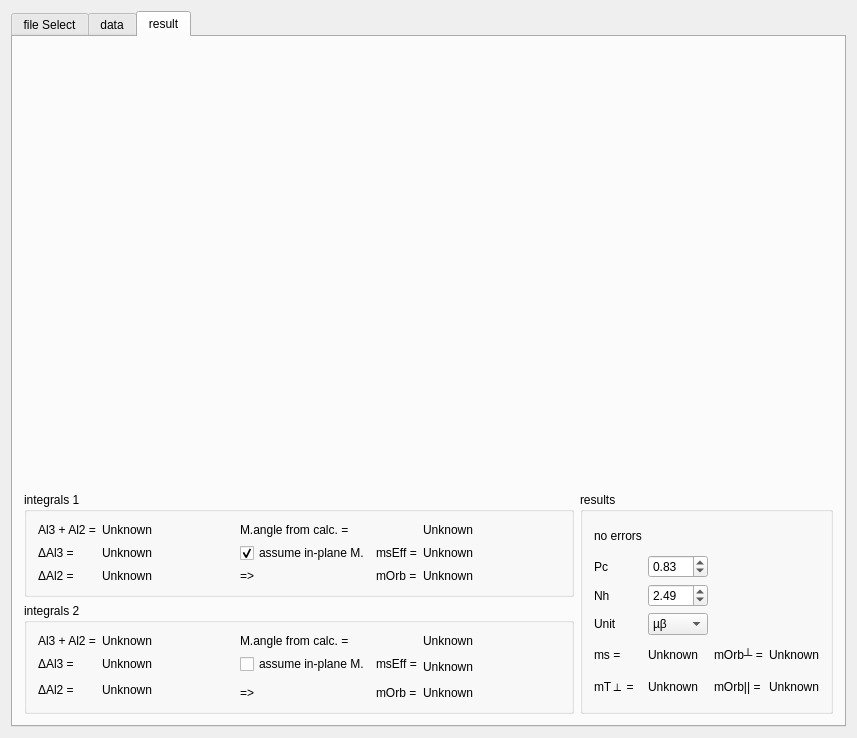
Old version of the form mainwindow.ui in the repository Rezenter/XMCDAnalyser.
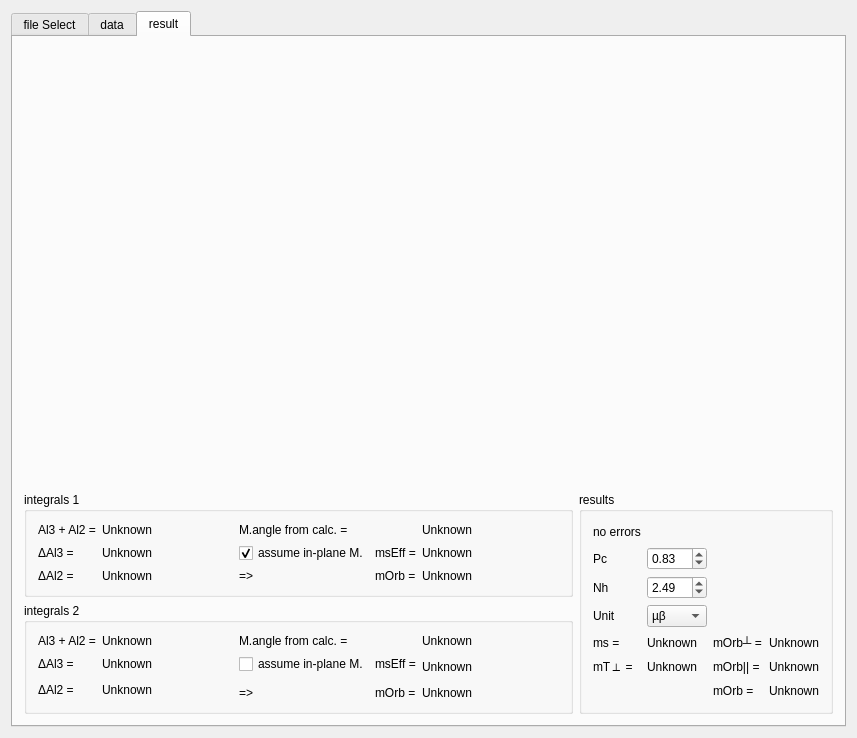
New version of the form. The open tabs and pages were chosen to show the change.

```diff
--- a/mainwindow.ui
+++ b/mainwindow.ui
@@ -1790,6 +1790,23 @@
              </item>
             </widget>
            </item>
+           <item row="7" column="2">
+            <widget class="QLabel" name="label_28">
+             <property name="toolTip">
+              <string>Orbital moment, calculatet from components.</string>
+             </property>
+             <property name="text">
+              <string>mOrb = </string>
+             </property>
+            </widget>
+           </item>
+           <item row="7" column="4">
+            <widget class="QLabel" name="mOrbLabel">
+             <property name="text">
+              <string>Unknown</string>
+             </property>
+            </widget>
+           </item>
           </layout>
          </widget>
         </item>
```
Left out of the diff: 28 changed lines with no effect on the pictures.
